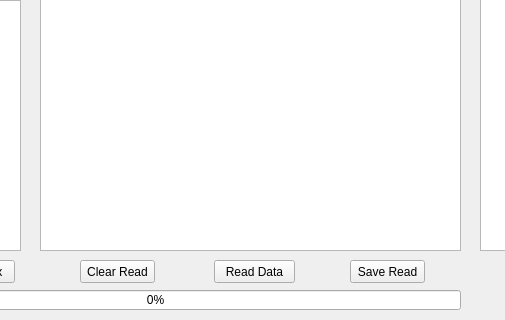
Qt form src/user-interfaces/gui-programmer.ui (Donn13Darko/uC_Interfacer) before a commit; both pictures show x 420 to 925 and y 100 to 420 of the 1050 by 420 pixel window.
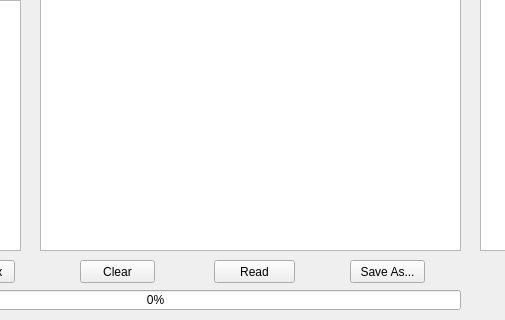
The same form after that commit.

Diff of the .ui file:
```diff
--- a/src/user-interfaces/gui-programmer.ui
+++ b/src/user-interfaces/gui-programmer.ui
@@ -268,7 +268,7 @@
     </rect>
    </property>
    <property name="text">
-    <string>Save Read</string>
+    <string>Save As...</string>
    </property>
    <property name="autoDefault">
     <bool>false</bool>
@@ -284,7 +284,7 @@
     </rect>
    </property>
    <property name="text">
-    <string>Read Data</string>
+    <string>Read</string>
    </property>
    <property name="autoDefault">
     <bool>false</bool>
@@ -300,7 +300,7 @@
     </rect>
    </property>
    <property name="text">
-    <string>Clear Read</string>
+    <string>Clear</string>
    </property>
    <property name="autoDefault">
     <bool>false</bool>
```
Left out of the diff: 14 changed lines with no effect on the pictures.
